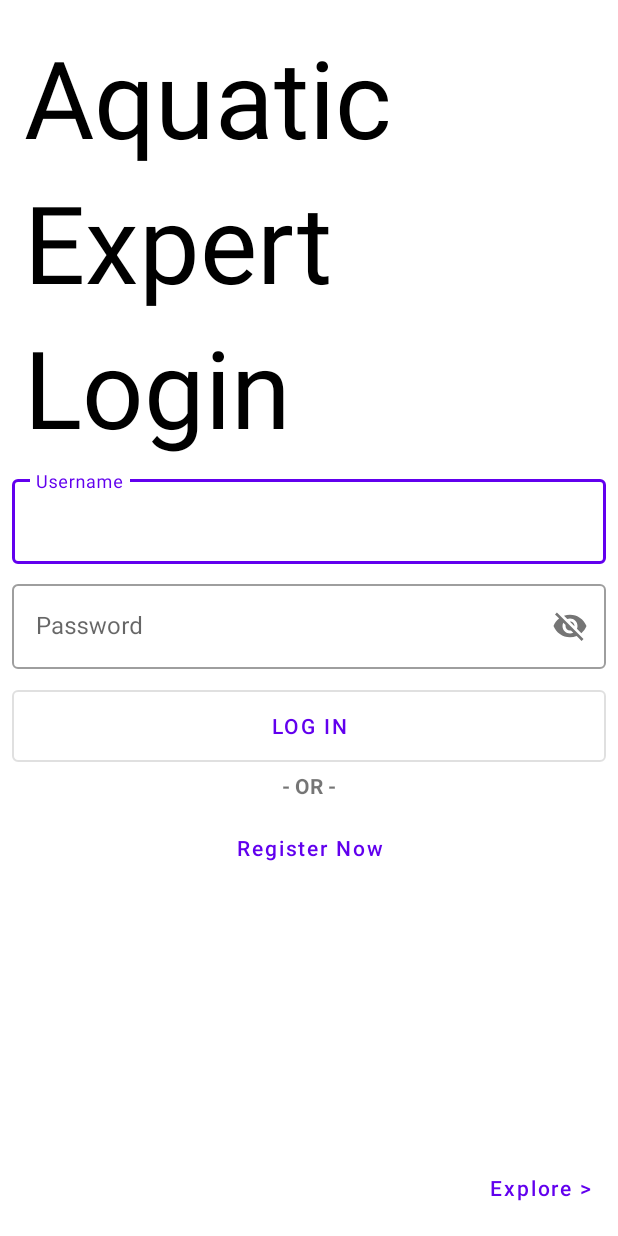
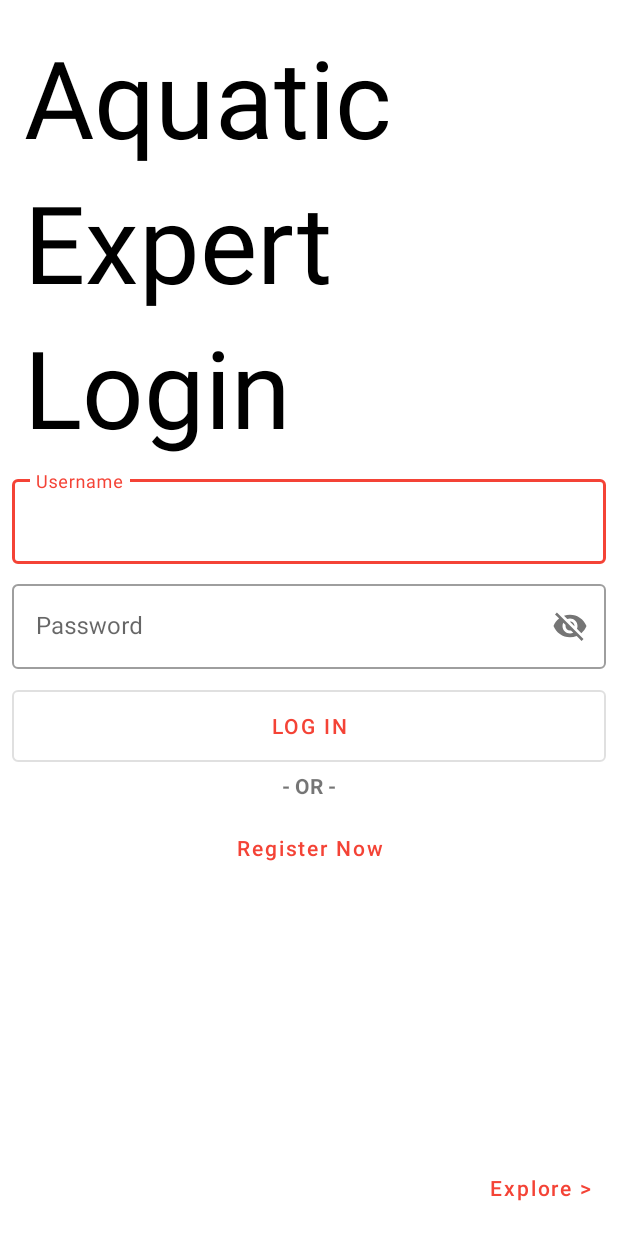
Before and after one commit to mshahidshakeel/LifeBelowWater, an Android app: the screen it shows after launch (AskActivity), on a phone screen of 412 x 824 dp. Run offline under Robolectric (Android 15) with nearby library versions, the phone set to English and light mode, and no system bars; our stand-ins replace Firebase (no records; nobody signed in at launch, a user with empty details on screens opened directly); Roboto replaces fonts that are not available here; 1 statement that could not run was skipped.

Commit message:
apk added

```diff
--- a/app/src/main/res/values/colors.xml
+++ b/app/src/main/res/values/colors.xml
@@ -1,10 +1,10 @@
 <?xml version="1.0" encoding="utf-8"?>
 <resources>
-    <color name="purple_200">#FFBB86FC</color>
-    <color name="purple_500">#FF6200EE</color>
-    <color name="purple_700">#FF3700B3</color>
-    <color name="teal_200">#FF03DAC5</color>
-    <color name="teal_700">#FF018786</color>
+    <color name="purple_200">#EF9A9A</color>
+    <color name="purple_500">#F44336</color>
+    <color name="purple_700">#D32F2F</color>
+    <color name="teal_200">#A5D6A7</color>
+    <color name="teal_700">#388E3C</color>
     <color name="black">#FF000000</color>
     <color name="white">#FFFFFFFF</color>
 </resources>
```
Also changed, not shown: 1 other file.
